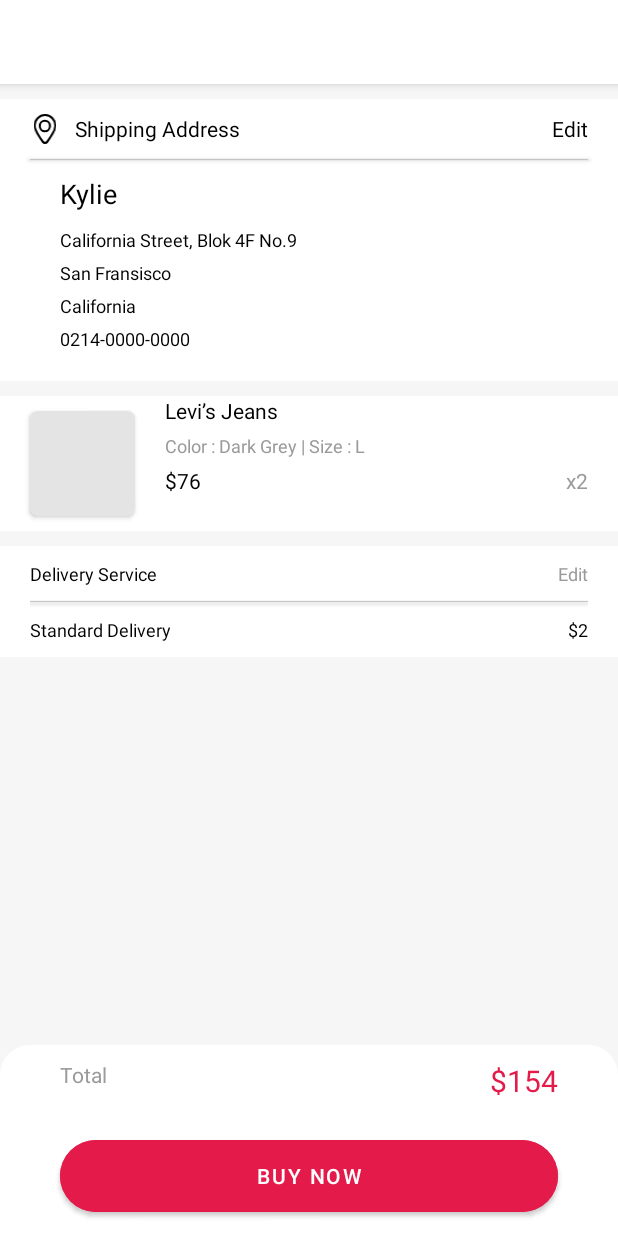
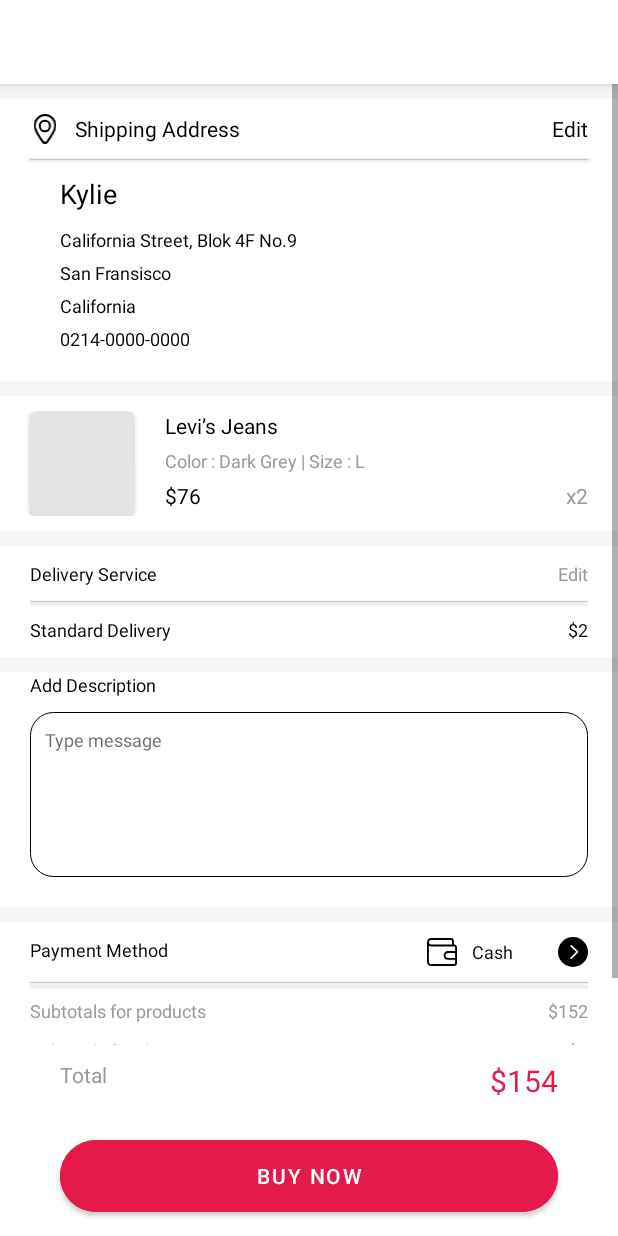
Before and after one commit to ETS-Android2/MindshopUI-Android, an Android app: the Payment screen opened directly, with no data from a screen before it, on a phone screen of 412 x 824 dp. Run offline under Robolectric (Android 15) with nearby library versions, the phone set to English and light mode, and no system bars.

Commit message:
Payment Done

```diff
--- a/app/src/main/java/net/mindzone/mindshopui/activities/MyCart.java
+++ b/app/src/main/java/net/mindzone/mindshopui/activities/MyCart.java
@@ -4,6 +4,7 @@ import androidx.appcompat.app.AppCompatActivity;
 import androidx.recyclerview.widget.LinearLayoutManager;
 import androidx.recyclerview.widget.RecyclerView;
 
+import android.content.Intent;
 import android.graphics.drawable.ColorDrawable;
 import android.os.Bundle;
 import android.util.Log;
@@ -13,6 +14,8 @@ import net.mindzone.mindshopui.R;
 import net.mindzone.mindshopui.RecyclerViewAdapters.CartRecyclerViewAdapter;
 import net.mindzone.mindshopui.RecyclerViewAdapters.MyRecyclerViewAdapter;
 import net.mindzone.mindshopui.RecyclerViewAdapters.OrdersRecylcerViewAdapter;
+import net.mindzone.mindshopui.databinding.ActivityMycartBinding;
+import net.mindzone.mindshopui.databinding.ActivityOnboardingBinding;
 import net.mindzone.mindshopui.models.Category;
 import net.mindzone.mindshopui.models.MyCartItems;
 import net.mindzone.mindshopui.models.OrderModel;
@@ -22,6 +25,7 @@ import java.util.ArrayList;
 public class MyCart extends AppCompatActivity implements CartRecyclerViewAdapter.ItemClickListener {
 
     CartRecyclerViewAdapter cartRecyclerViewAdapter;
+    ActivityMycartBinding binding;
     ArrayList<MyCartItems> myCartItems = MyCartItems.getItemsCart();
 
     @Override
@@ -29,14 +33,17 @@ public class MyCart extends AppCompatActivity implements CartRecyclerViewAdapter
         super.onCreate(savedInstanceState);
         getSupportActionBar().setBackgroundDrawable(new ColorDrawable(getResources().getColor(R.color.white, null)));
         getSupportActionBar().setTitle("My Cart");
-        setContentView(R.layout.activity_mycart);
+        binding = ActivityMycartBinding.inflate(getLayoutInflater());
+        View view = binding.getRoot();
+        binding.checkoutBTN.setOnClickListener(this::goToPaymentPage);
+        setContentView(view);
         constructRecyclerView();
     }
 
     private void constructRecyclerView() {
         LinearLayoutManager layoutManager
                 = new LinearLayoutManager(this, LinearLayoutManager.VERTICAL, false);
-        RecyclerView orders_recyclerView = findViewById(R.id.myCartRecyclerView);
+        RecyclerView orders_recyclerView = binding.myCartRecyclerView;
         orders_recyclerView.setLayoutManager(layoutManager);
 
         cartRecyclerViewAdapter = new CartRecyclerViewAdapter(this, myCartItems);
@@ -44,6 +51,11 @@ public class MyCart extends AppCompatActivity implements CartRecyclerViewAdapter
         orders_recyclerView.setAdapter(cartRecyclerViewAdapter);
     }
 
+    public void goToPaymentPage(View v) {
+        Intent intent = new Intent(MyCart.this, Payment.class);
+        this.startActivity(intent);
+    }
+
     @Override
     public void onItemClick(View view, int position) {
         Log.d("Test", "Click on the following item in cart " + myCartItems.get(position).toString());
--- a/app/src/main/java/net/mindzone/mindshopui/activities/Payment.java
+++ b/app/src/main/java/net/mindzone/mindshopui/activities/Payment.java
@@ -31,6 +31,15 @@ public class Payment extends AppCompatActivity {
     public void buyNowAction(View v) {
         final BottomSheetDialog bottomSheetDialog = new BottomSheetDialog(this, R.style.BottomSheetDialogTheme);
         View bottomSheetView = LayoutInflater.from(this).inflate(R.layout.confirmation_popup, binding.getRoot().findViewById(R.id.main_container));
+        bottomSheetView.findViewById(R.id.orderConfirmBTN).setOnClickListener(new View.OnClickListener() {
+            @Override
+            public void onClick(View v) {
+                final BottomSheetDialog successDialog = new BottomSheetDialog(bottomSheetView.getContext(), R.style.BottomSheetDialogTheme);
+                View successBottomsheet = LayoutInflater.from(bottomSheetView.getContext()).inflate(R.layout.success_popup, binding.getRoot().findViewById(R.id.main_container));
+                successDialog.setContentView(successBottomsheet);
+                successDialog.show();
+            }
+        });
         bottomSheetDialog.setContentView(bottomSheetView);
         bottomSheetDialog.show();
     }
--- a/app/src/main/java/net/mindzone/mindshopui/ui/home/HomeFragment.java
+++ b/app/src/main/java/net/mindzone/mindshopui/ui/home/HomeFragment.java
@@ -73,8 +73,7 @@ public class HomeFragment extends BaseFragment implements MyRecyclerViewAdapter.
 
     public void cartBTNClicked(View v) {
         Intent intent = new Intent();
-//        intent.setClass(getActivity(), MyCart.class);
-        intent.setClass(getActivity(), Payment.class);
+        intent.setClass(getActivity(), MyCart.class);
         getActivity().startActivity(intent);
     }
 
--- /dev/null
+++ b/app/src/main/res/drawable/black_purse.xml
@@ -0,0 +1,9 @@
+<vector xmlns:android="http://schemas.android.com/apk/res/android"
+    android:width="24dp"
+    android:height="24dp"
+    android:viewportWidth="509.381"
+    android:viewportHeight="509.381">
+    <path
+        android:fillColor="@color/black"
+        android:pathData="m462.793,127.236h-6.338v-61.55c0,-25.688 -20.899,-46.588 -46.588,-46.588h-337.904c-37.288,0 -68.032,28.521 -71.581,64.892 -0.542,2.57 -0.349,-20.33 -0.349,334.363 0,39.662 32.267,71.929 71.929,71.929h390.83c25.689,0 46.588,-20.899 46.588,-46.588v-269.87c0.001,-25.688 -20.898,-46.588 -46.587,-46.588zM71.963,51.099h337.904c8.044,0 14.588,6.544 14.588,14.588v61.55h-352.492c-21.393,0 -38.906,-16.913 -39.882,-38.069 0.975,-21.157 18.488,-38.069 39.882,-38.069zM462.793,458.282h-390.83c-22.017,0 -39.929,-17.912 -39.929,-39.929v-271.243c11.431,7.657 25.167,12.126 39.929,12.126h390.83c8.044,0 14.588,6.544 14.588,14.588v64.866h-120.408c-41.007,0 -74.369,33.361 -74.369,74.368s33.362,74.368 74.369,74.368h120.408v56.268c0,8.044 -6.544,14.588 -14.588,14.588zM477.381,355.427h-120.408c-23.362,0 -42.369,-19.006 -42.369,-42.368s19.006,-42.368 42.369,-42.368h120.408z"/>
+</vector>
--- /dev/null
+++ b/app/src/main/res/drawable/cornerborder.xml
@@ -0,0 +1,13 @@
+<?xml version="1.0" encoding="utf-8"?>
+<shape xmlns:android="http://schemas.android.com/apk/res/android"
+    android:shape="rectangle">
+
+    <stroke
+        android:width="0.2dp"
+        android:color="@color/black" />
+    <corners
+        android:bottomLeftRadius="15dp"
+        android:bottomRightRadius="15dp"
+        android:topLeftRadius="15dp"
+        android:topRightRadius="15dp" />
+</shape>
--- /dev/null
+++ b/app/src/main/res/drawable/next_btn.xml
@@ -0,0 +1,15 @@
+<vector xmlns:android="http://schemas.android.com/apk/res/android"
+    android:width="17dp"
+    android:height="17dp"
+    android:viewportWidth="17"
+    android:viewportHeight="17">
+  <path
+      android:fillColor="#FF000000"
+      android:pathData="M8.5,8.5m8.5,-0a8.5,8.5 0,1 1,-17 -0a8.5,8.5 0,1 1,17 -0"/>
+  <path
+      android:pathData="M7.5,5l3.5,3.421L7.5,12"
+      android:fillColor="#00000000"/>
+  <path
+      android:pathData="M7.5,12.5a0.5,0.5 0,0 1,-0.357 -0.85l3.15,-3.221 -3.142,-3.071a0.5,0.5 0,1 1,0.7 -0.715l3.5,3.421a0.5,0.5 0,0 1,0.008 0.707l-3.5,3.579A0.5,0.5 0,0 1,7.5 12.5Z"
+      android:fillColor="#fff"/>
+</vector>
--- a/app/src/main/res/drawable/rounded_corner_btn.xml
+++ b/app/src/main/res/drawable/rounded_corner_btn.xml
@@ -1,7 +1,13 @@
 <?xml version="1.0" encoding="utf-8"?>
-<shape xmlns:android="http://schemas.android.com/apk/res/android" android:shape="rectangle">
+<shape xmlns:android="http://schemas.android.com/apk/res/android"
+    android:shape="rectangle">
     <solid android:color="@color/_E41A4A" />
-    <stroke android:width=".05dp" android:color="#d2d2d2" />
-    <corners android:topLeftRadius="12dp" android:topRightRadius="12dp"
-        android:bottomRightRadius="12dp" android:bottomLeftRadius="12dp"/>
+    <stroke
+        android:width=".05dp"
+        android:color="#d2d2d2" />
+    <corners
+        android:bottomLeftRadius="12dp"
+        android:bottomRightRadius="12dp"
+        android:topLeftRadius="12dp"
+        android:topRightRadius="12dp" />
 </shape>
--- a/app/src/main/res/layout/activity_mycart.xml
+++ b/app/src/main/res/layout/activity_mycart.xml
@@ -52,12 +52,13 @@
 
 
         <com.google.android.material.button.MaterialButton
-            android:id="@+id/btn_main"
+            android:id="@+id/checkoutBTN"
             android:layout_width="match_parent"
             android:layout_height="60dp"
             android:layout_marginHorizontal="40dp"
             android:layout_marginVertical="10dp"
             android:backgroundTint="@color/_E41A4A"
+            android:onClick="goToPaymentPage"
             android:text="@string/checkout"
             android:textColor="@color/white"
             app:shapeAppearanceOverlay="@style/PillShapeAppearance" />
--- a/app/src/main/res/layout/activity_payment.xml
+++ b/app/src/main/res/layout/activity_payment.xml
@@ -10,11 +10,12 @@
     <ScrollView
         android:layout_width="match_parent"
         android:layout_height="wrap_content"
+        app:layout_constraintBottom_toBottomOf="parent"
         app:layout_constraintTop_toTopOf="parent">
 
         <LinearLayout
             android:layout_width="match_parent"
-            android:layout_height="match_parent"
+            android:layout_height="1000dp"
             android:orientation="vertical">
 
             <!--Shipping Info   -->
@@ -22,13 +23,18 @@
 
             <!--Product Information & Delivery Services   -->
             <include layout="@layout/iteminfo_deliveryservice" />
+            <!--Add Description & Payment Method    -->
+            <include layout="@layout/description_paymentmethod" />
+
+            <View
+                android:layout_width="match_parent"
+                android:layout_height="300dp" />
         </LinearLayout>
 
     </ScrollView>
 
     <!--    Bottom Card-->
     <LinearLayout
-        android:id="@+id/bottomContainer"
         android:layout_width="match_parent"
         android:layout_height="wrap_content"
         android:background="@drawable/popup_sheet"
--- a/app/src/main/res/layout/confirmation_popup.xml
+++ b/app/src/main/res/layout/confirmation_popup.xml
@@ -42,7 +42,7 @@
             android:textSize="12sp" />
 
         <com.google.android.material.button.MaterialButton
-            android:id="@+id/btn_main"
+            android:id="@+id/orderConfirmBTN"
             android:layout_width="match_parent"
             android:layout_height="60dp"
             android:layout_marginHorizontal="50dp"
--- /dev/null
+++ b/app/src/main/res/layout/description_paymentmethod.xml
@@ -0,0 +1,183 @@
+<?xml version="1.0" encoding="utf-8"?>
+<LinearLayout xmlns:android="http://schemas.android.com/apk/res/android"
+    android:layout_width="match_parent"
+    android:layout_height="match_parent"
+    android:orientation="vertical">
+
+    <LinearLayout
+        android:layout_width="match_parent"
+        android:layout_height="wrap_content"
+        android:layout_marginTop="10dp"
+        android:background="@color/white">
+
+        <LinearLayout
+            android:layout_width="match_parent"
+            android:layout_height="wrap_content"
+            android:layout_marginHorizontal="20dp"
+            android:layout_marginBottom="20dp"
+            android:orientation="vertical">
+
+            <TextView
+                android:layout_width="wrap_content"
+                android:layout_height="wrap_content"
+                android:layout_alignParentStart="true"
+                android:text="Add Description"
+                android:textColor="@color/black"
+                android:textSize="12sp" />
+
+            <RelativeLayout
+                android:layout_width="match_parent"
+                android:layout_height="wrap_content"
+                android:layout_marginTop="10dp"
+                android:background="@drawable/cornerborder">
+
+                <EditText
+                    android:layout_width="match_parent"
+                    android:layout_height="90dp"
+                    android:layout_centerInParent="true"
+                    android:layout_marginStart="20dp"
+                    android:layout_marginTop="20dp"
+                    android:background="@android:color/transparent"
+                    android:gravity="top"
+                    android:hint="Type message"
+                    android:textSize="12sp" />
+            </RelativeLayout>
+        </LinearLayout>
+    </LinearLayout>
+
+    <LinearLayout
+        android:layout_width="match_parent"
+        android:layout_height="wrap_content"
+        android:layout_marginTop="10dp"
+        android:background="@color/white">
+
+        <LinearLayout
+            android:layout_width="match_parent"
+            android:layout_height="wrap_content"
+            android:layout_marginHorizontal="20dp"
+            android:orientation="vertical">
+
+
+            <RelativeLayout
+                android:layout_width="match_parent"
+                android:layout_height="wrap_content"
+                android:layout_marginTop="10dp">
+
+                <TextView
+                    android:layout_width="wrap_content"
+                    android:layout_height="wrap_content"
+                    android:layout_alignParentStart="true"
+                    android:text="Payment Method"
+                    android:textColor="@color/black"
+                    android:textSize="12sp" />
+
+                <LinearLayout
+                    android:layout_width="wrap_content"
+                    android:layout_height="wrap_content"
+                    android:layout_alignParentEnd="true">
+
+                    <ImageView
+                        android:layout_width="20dp"
+                        android:layout_height="20dp"
+                        android:src="@drawable/black_purse" />
+
+                    <TextView
+                        android:layout_width="wrap_content"
+                        android:layout_height="match_parent"
+                        android:layout_alignParentStart="true"
+                        android:layout_marginStart="10dp"
+                        android:layout_marginEnd="30dp"
+                        android:gravity="center_vertical"
+                        android:text="Cash"
+                        android:textColor="@color/black"
+                        android:textSize="12sp" />
+
+                    <ImageView
+                        android:layout_width="20dp"
+                        android:layout_height="20dp"
+                        android:src="@drawable/next_btn" />
+                </LinearLayout>
+            </RelativeLayout>
+
+            <androidx.cardview.widget.CardView
+                android:layout_width="match_parent"
+                android:layout_height="0.2dp"
+                android:layout_marginVertical="10dp"
+                android:backgroundTint="@color/_C4C4C4"
+                android:elevation="0dp" />
+
+            <LinearLayout
+                android:layout_width="match_parent"
+                android:layout_height="wrap_content"
+                android:orientation="vertical">
+
+                <RelativeLayout
+                    android:layout_width="match_parent"
+                    android:layout_height="wrap_content"
+                    android:layout_marginBottom="10dp">
+
+                    <TextView
+                        android:layout_width="wrap_content"
+                        android:layout_height="wrap_content"
+                        android:layout_alignParentStart="true"
+                        android:text="Subtotals for products"
+                        android:textColor="@color/_9A9A9A"
+                        android:textSize="12sp" />
+
+                    <TextView
+                        android:layout_width="wrap_content"
+                        android:layout_height="wrap_content"
+                        android:layout_alignParentEnd="true"
+                        android:text="$152"
+                        android:textColor="@color/_9A9A9A"
+                        android:textSize="12sp" />
+                </RelativeLayout>
+
+                <RelativeLayout
+                    android:layout_width="match_parent"
+                    android:layout_height="wrap_content"
+                    android:layout_marginBottom="10dp">
+
+                    <TextView
+                        android:layout_width="wrap_content"
+                        android:layout_height="wrap_content"
+                        android:layout_alignParentStart="true"
+                        android:text="Subtotals for shipping"
+                        android:textColor="@color/_9A9A9A"
+                        android:textSize="12sp" />
+
+                    <TextView
+                        android:layout_width="wrap_content"
+                        android:layout_height="wrap_content"
+                        android:layout_alignParentEnd="true"
+                        android:text="$2"
+                        android:textColor="@color/_9A9A9A"
+                        android:textSize="12sp" />
+                </RelativeLayout>
+
+                <RelativeLayout
+                    android:layout_width="match_parent"
+                    android:layout_height="wrap_content"
+                    android:layout_marginBottom="10dp">
+
+                    <TextView
+                        android:layout_width="wrap_content"
+                        android:layout_height="wrap_content"
+                        android:layout_alignParentStart="true"
+                        android:text="Total Payment"
+                        android:textColor="@color/black"
+                        android:textSize="12sp" />
+
+                    <TextView
+                        android:layout_width="wrap_content"
+                        android:layout_height="wrap_content"
+                        android:layout_alignParentEnd="true"
+                        android:text="$154"
+                        android:textColor="@color/black"
+                        android:textSize="12sp" />
+                </RelativeLayout>
+            </LinearLayout>
+
+        </LinearLayout>
+    </LinearLayout>
+</LinearLayout>
--- a/app/src/main/res/layout/iteminfo_deliveryservice.xml
+++ b/app/src/main/res/layout/iteminfo_deliveryservice.xml
@@ -12,10 +12,13 @@
         android:layout_height="wrap_content"
         android:background="@color/white">
 
+       <LinearLayout
+           android:layout_marginVertical="10dp"
+           android:layout_width="match_parent"
+           android:layout_height="wrap_content">
            <androidx.cardview.widget.CardView
                android:layout_width="70dp"
                android:layout_height="70dp"
-            android:layout_marginVertical="10dp"
                android:layout_marginStart="20dp"
                android:backgroundTint="@color/_E4E4E4"
                android:elevation="0dp"
@@ -63,6 +66,7 @@
                        android:textColor="@color/_9A9A9A"
                        android:textSize="14sp" />
                </RelativeLayout>
+           </LinearLayout>
        </LinearLayout>
     </LinearLayout>
 
```
Lines whose indentation alone changed are shown as unchanged.
